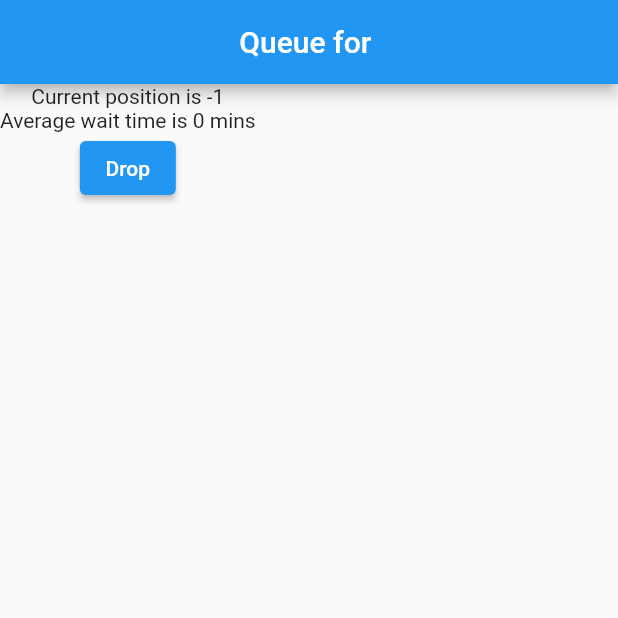
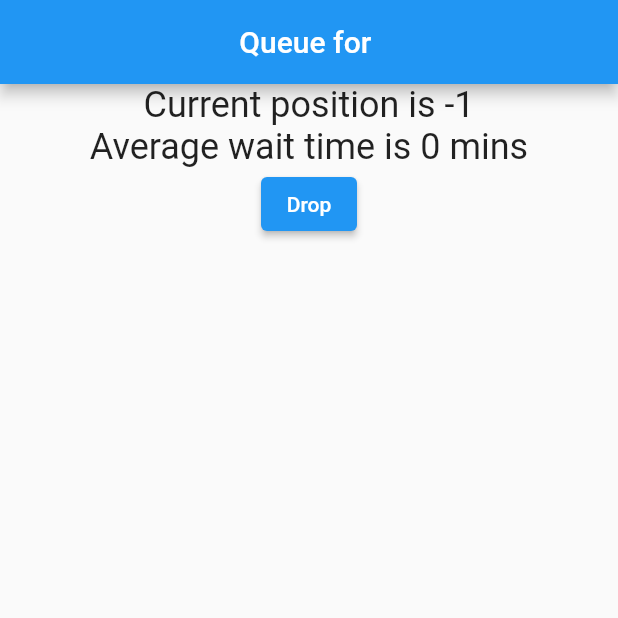
Before and after one commit to Dero1014/Virtual_queues_mobile, a Flutter app: the QueuePage screen opened directly with empty values, on a phone screen of 412 x 824 dp, the top half of it. Run offline on Flutter 3.47's test engine with Material 2 defaults, Android fonts, the phone set to English and light mode, and no system bars; network calls fail.

Commit message:
Quick refactor

```diff
--- a/lib/classes/company.dart
+++ b/lib/classes/company.dart
@@ -79,7 +79,7 @@ class Service {
   }
 
   int getServiceAverageTime() {
-    return sId;
+    return avgTime;
   }
 
   String getServiceName() {
--- a/lib/pages/queue_page.dart
+++ b/lib/pages/queue_page.dart
@@ -55,10 +55,14 @@ class _QueuePageState extends State<QueuePage> {
       setState(() {
         widget.user.setMyPosition(map["position"]);
         widget.service.setAverageTime(map["averageTime"]);
+        print(map["averageTime"]);
       });
     } else {
       Navigator.pushReplacementNamed(context, '/user', arguments: widget.user);
     }
+    print(widget.service.getServiceAverageTime().toString() +
+        " and " +
+        widget.user.getUserPosition().toString());
 
     if (map["myTurn"] == 1) {
       widget.user.setMyTurn(1);
@@ -75,7 +79,6 @@ class _QueuePageState extends State<QueuePage> {
         (widget.service.getServiceAverageTime() * widget.user.getUserPosition())
             .toString() +
         " mins";
-
     if (widget.user.getUserTurn() == 1) {
       setState(() {
         positionText = "You are up!";
@@ -89,21 +92,24 @@ class _QueuePageState extends State<QueuePage> {
         title: Text("Queue for " + widget.service.getServiceName()),
         centerTitle: true,
       ),
-      body: Column(
+      body: Center(
+        child: Column(
           children: [
             Text(
               positionText,
+              style: TextStyle(fontSize: 24),
             ),
             Text(
               timeText,
+              style: TextStyle(fontSize: 24),
             ),
             Visibility(
               visible: visibility,
               child: ElevatedButton(
                 onPressed: () async {
                   var cf = CustomFunctions();
-                var uri =
-                    Uri.parse("https://noq.ddns.net/mobile/queuedrop.mob.php");
+                  var uri = Uri.parse(
+                      "https://noq.ddns.net/mobile/queuedrop.mob.php");
                   var response = await post(uri, body: {
                     'queueDrop': 'submited',
                     'cName': widget.company.getCompanyName(),
@@ -125,6 +131,7 @@ class _QueuePageState extends State<QueuePage> {
             )
           ],
         ),
+      ),
     );
   }
 }
```
Lines whose indentation alone changed are shown as unchanged.
